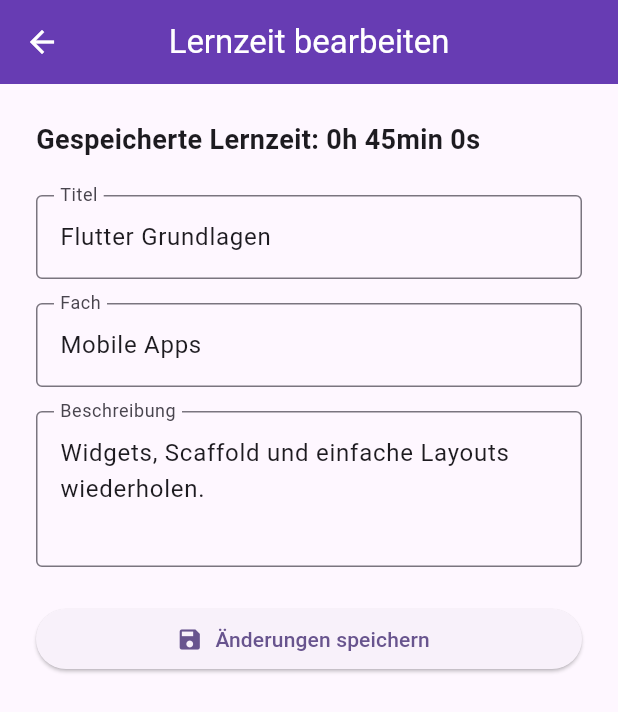
After one commit to nevcel/Lernzeit-Tracker, a Flutter app: the LernzeitDetailScreen screen opened directly with sample values from the repository, after a tap on "Bearbeiten", on a phone screen of 412 x 824 dp. The commit adds this screen. Shown: the top 712 px of the screen. Run offline on Flutter 3.47's test engine with Material 3 defaults, Android fonts, the phone set to English and light mode, and no system bars.

Commit message:
EditTaskScreen

```diff
--- a/lib/features/lernzeit_tracker/presentation/lernzeit_detail_screen.dart
+++ b/lib/features/lernzeit_tracker/presentation/lernzeit_detail_screen.dart
@@ -1,46 +1,86 @@
 import 'package:flutter/material.dart';
 
 import '../domain/lernzeit_session.dart';
+import 'lernzeit_edit_screen.dart';
 
-// Detailseite für eine einzelne Lernzeit-Session.
-// Diese Klasse zeigt alle wichtigen Informationen einer ausgewählten Lernsession an.
 class LernzeitDetailScreen extends StatelessWidget {
-  // Die Lernsession, deren Details angezeigt werden sollen
   final LernzeitSession session;
 
-  const LernzeitDetailScreen({super.key, required this.session});
+  const LernzeitDetailScreen({
+    super.key,
+    required this.session,
+  });
+
+  Future<void> openEditScreen(BuildContext context) async {
+    final updatedSession = await Navigator.push<LernzeitSession>(
+      context,
+      MaterialPageRoute(
+        builder: (context) => LernzeitEditScreen(session: session),
+      ),
+    );
+
+    // Bearbeiteten Eintrag an die Listenansicht zurückgeben
+    if (updatedSession != null && context.mounted) {
+      Navigator.pop(context, updatedSession);
+    }
+  }
+
+  Future<void> confirmDelete(BuildContext context) async {
+    final shouldDelete = await showDialog<bool>(
+      context: context,
+      builder: (context) {
+        return AlertDialog(
+          title: const Text('Eintrag löschen'),
+          content: const Text(
+            'Möchtest du diese Lernzeit wirklich löschen?',
+          ),
+          actions: [
+            TextButton(
+              onPressed: () {
+                Navigator.pop(context, false);
+              },
+              child: const Text('Abbrechen'),
+            ),
+            TextButton(
+              onPressed: () {
+                Navigator.pop(context, true);
+              },
+              child: const Text('Löschen'),
+            ),
+          ],
+        );
+      },
+    );
+
+    // Löschbefehl an die Listenansicht zurückgeben
+    if (shouldDelete == true && context.mounted) {
+      Navigator.pop(context, 'delete');
+    }
+  }
 
   @override
   Widget build(BuildContext context) {
     return Scaffold(
-      // Obere App-Leiste mit dem Titel der aktuellen Lernsession
       appBar: AppBar(
         title: Text(session.title),
         backgroundColor: Colors.deepPurple,
         foregroundColor: Colors.white,
         elevation: 4,
       ),
-
-      // Hauptinhalt der Detailseite
       body: Padding(
         padding: const EdgeInsets.all(24),
         child: Card(
           child: Padding(
             padding: const EdgeInsets.all(24),
-
-            // Ordnet die Detailinformationen untereinander an
             child: Column(
               crossAxisAlignment: CrossAxisAlignment.start,
               mainAxisSize: MainAxisSize.min,
               children: [
-                // Titel der Lernsession
                 Text(
                   session.title,
                   style: Theme.of(context).textTheme.headlineSmall,
                 ),
                 const SizedBox(height: 16),
-
-                // Anzeige des Fachs
                 Row(
                   children: [
                     const Icon(Icons.school),
@@ -49,8 +89,6 @@ class LernzeitDetailScreen extends StatelessWidget {
                   ],
                 ),
                 const SizedBox(height: 12),
-
-                // Anzeige der Dauer
                 Row(
                   children: [
                     const Icon(Icons.timer),
@@ -59,11 +97,35 @@ class LernzeitDetailScreen extends StatelessWidget {
                   ],
                 ),
                 const SizedBox(height: 24),
-
-                // Beschreibung der Lernsession
                 Text(
                   session.description,
                   style: Theme.of(context).textTheme.bodyLarge,
+                ),
+                const SizedBox(height: 32),
+
+                // Aktionen für den aktuellen Eintrag
+                Row(
+                  children: [
+                    Expanded(
+                      child: ElevatedButton.icon(
+                        onPressed: () {
+                          openEditScreen(context);
+                        },
+                        icon: const Icon(Icons.edit),
+                        label: const Text('Bearbeiten'),
+                      ),
+                    ),
+                    const SizedBox(width: 12),
+                    Expanded(
+                      child: ElevatedButton.icon(
+                        onPressed: () {
+                          confirmDelete(context);
+                        },
+                        icon: const Icon(Icons.delete),
+                        label: const Text('Löschen'),
+                      ),
+                    ),
+                  ],
                 ),
               ],
             ),
--- /dev/null
+++ b/lib/features/lernzeit_tracker/presentation/lernzeit_edit_screen.dart
@@ -0,0 +1,146 @@
+import 'package:flutter/material.dart';
+
+import '../domain/lernzeit_session.dart';
+
+class LernzeitEditScreen extends StatefulWidget {
+  final LernzeitSession session;
+
+  const LernzeitEditScreen({
+    super.key,
+    required this.session,
+  });
+
+  @override
+  State<LernzeitEditScreen> createState() => _LernzeitEditScreenState();
+}
+
+class _LernzeitEditScreenState extends State<LernzeitEditScreen> {
+  final formKey = GlobalKey<FormState>();
+
+  final titleController = TextEditingController();
+  final subjectController = TextEditingController();
+  final descriptionController = TextEditingController();
+
+  @override
+  void initState() {
+    super.initState();
+
+    // Bestehende Werte in die Eingabefelder übernehmen
+    titleController.text = widget.session.title;
+    subjectController.text = widget.session.subject;
+    descriptionController.text = widget.session.description;
+  }
+
+  void saveChanges() {
+    // Eingaben prüfen, bevor gespeichert wird
+    if (!formKey.currentState!.validate()) {
+      return;
+    }
+
+    final updatedSession = LernzeitSession(
+      title: titleController.text.trim(),
+      subject: subjectController.text.trim(),
+      description: descriptionController.text.trim(),
+      durationSeconds: widget.session.durationSeconds,
+    );
+
+    // Bearbeiteten Eintrag an die Detailseite zurückgeben
+    Navigator.pop(context, updatedSession);
+  }
+
+  @override
+  void dispose() {
+    // Controller freigeben
+    titleController.dispose();
+    subjectController.dispose();
+    descriptionController.dispose();
+    super.dispose();
+  }
+
+  @override
+  Widget build(BuildContext context) {
+    return Scaffold(
+      appBar: AppBar(
+        title: const Text('Lernzeit bearbeiten'),
+        centerTitle: true,
+        backgroundColor: Colors.deepPurple,
+        foregroundColor: Colors.white,
+      ),
+      body: Form(
+        key: formKey,
+        child: ListView(
+          padding: const EdgeInsets.all(24),
+          children: [
+            Text(
+              'Gespeicherte Lernzeit: ${widget.session.formattedDuration}',
+              style: const TextStyle(
+                fontSize: 18,
+                fontWeight: FontWeight.bold,
+              ),
+            ),
+
+            const SizedBox(height: 24),
+
+            // Titel der Lernsession
+            TextFormField(
+              controller: titleController,
+              decoration: const InputDecoration(
+                labelText: 'Titel',
+                border: OutlineInputBorder(),
+              ),
+              validator: (value) {
+                if (value == null || value.trim().isEmpty) {
+                  return 'Bitte Titel eingeben';
+                }
+                return null;
+              },
+            ),
+
+            const SizedBox(height: 16),
+
+            // Fach oder Thema der Lernsession
+            TextFormField(
+              controller: subjectController,
+              decoration: const InputDecoration(
+                labelText: 'Fach',
+                border: OutlineInputBorder(),
+              ),
+              validator: (value) {
+                if (value == null || value.trim().isEmpty) {
+                  return 'Bitte Fach eingeben';
+                }
+                return null;
+              },
+            ),
+
+            const SizedBox(height: 16),
+
+            // Beschreibung der Lernsession
+            TextFormField(
+              controller: descriptionController,
+              maxLines: 3,
+              decoration: const InputDecoration(
+                labelText: 'Beschreibung',
+                border: OutlineInputBorder(),
+              ),
+              validator: (value) {
+                if (value == null || value.trim().isEmpty) {
+                  return 'Bitte Beschreibung eingeben';
+                }
+                return null;
+              },
+            ),
+
+            const SizedBox(height: 24),
+
+            ElevatedButton.icon(
+              onPressed: saveChanges,
+              icon: const Icon(Icons.save),
+              label: const Text('Änderungen speichern'),
+            ),
+          ],
+        ),
+      ),
+    );
+  }
+}
```
Also changed, not shown: lib/features/lernzeit_tracker/presentation/lernzeit_add_screen.dart (+30 -20 lines), lib/features/lernzeit_tracker/presentation/lernzeit_list_screen.dart (+17 -3 lines).
